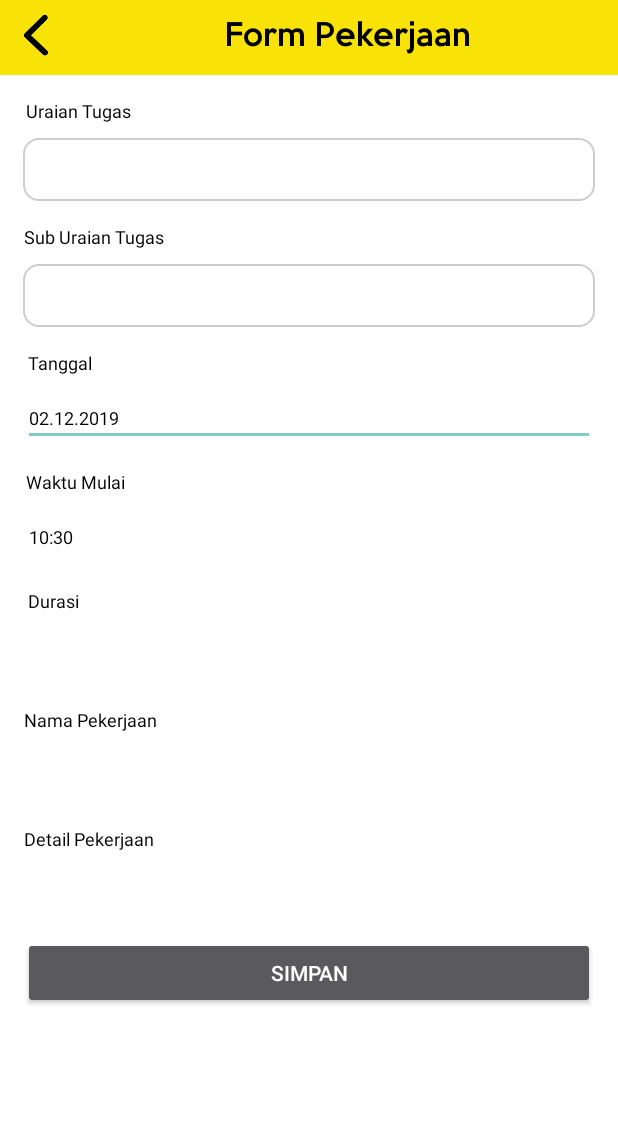
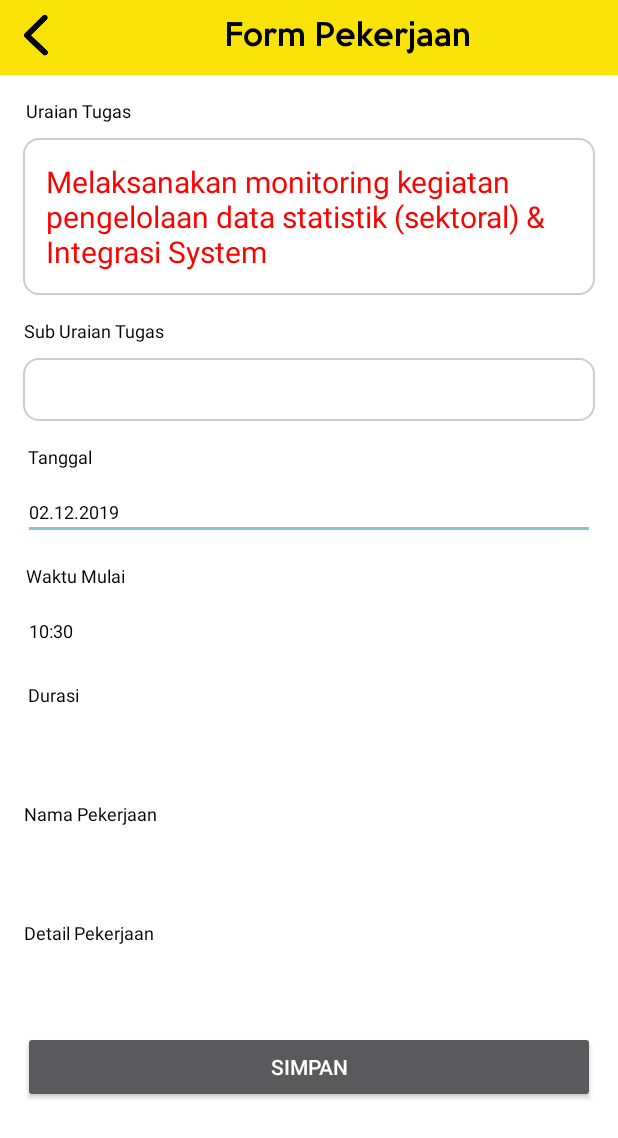
Before and after one commit to imagine-us/absen-mobile, an Android app: the FormPekerjaanActivity screen opened directly, with no data from a screen before it, on a phone screen of 412 x 824 dp. Shown: the top 1138 px of the screen. Run offline under Robolectric (Android 15) with nearby library versions, the phone set to English and light mode, and no system bars.

Commit message:
warna recycle

```diff
--- a/app/src/main/java/com/example/kominfopangkalabun/FormPekerjaanActivity.java
+++ b/app/src/main/java/com/example/kominfopangkalabun/FormPekerjaanActivity.java
@@ -45,7 +45,7 @@ public class FormPekerjaanActivity extends AppCompatActivity {
         edtDetailKerja = findViewById(R.id.edtDetailPekerjaan);
         simpan = findViewById(R.id.btnSubmitKerja);
 
-        ArrayAdapter<String> adapter = new ArrayAdapter<String>(this, android.R.layout.simple_spinner_item, listUraian());
+        ArrayAdapter<String> adapter = new ArrayAdapter<String>(this, R.layout.spinner_item, listUraian());
         adapter.setDropDownViewResource(android.R.layout.simple_spinner_dropdown_item);
         uraian.setAdapter(adapter);
 
--- /dev/null
+++ b/app/src/main/res/layout/spinner_item.xml
@@ -0,0 +1,11 @@
+<?xml version="1.0" encoding="utf-8"?>
+
+<TextView
+    xmlns:android="http://schemas.android.com/apk/res/android"
+    android:layout_width="match_parent"
+    android:layout_height="wrap_content"
+    android:textSize="20sp"
+    android:gravity="left"
+    android:textColor="#FF0000"
+    android:padding="5dip"
+    />
```
